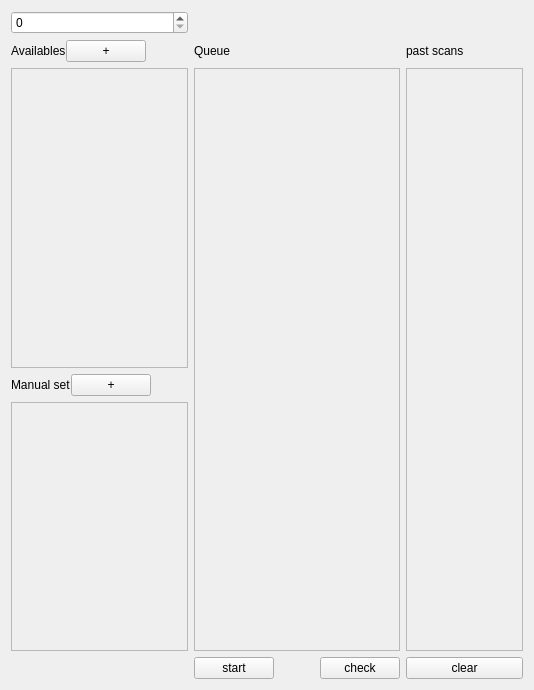
Before: the Qt Designer form core/ui/scanlist.ui in lictailer/zmeter, drawn with Qt 5.
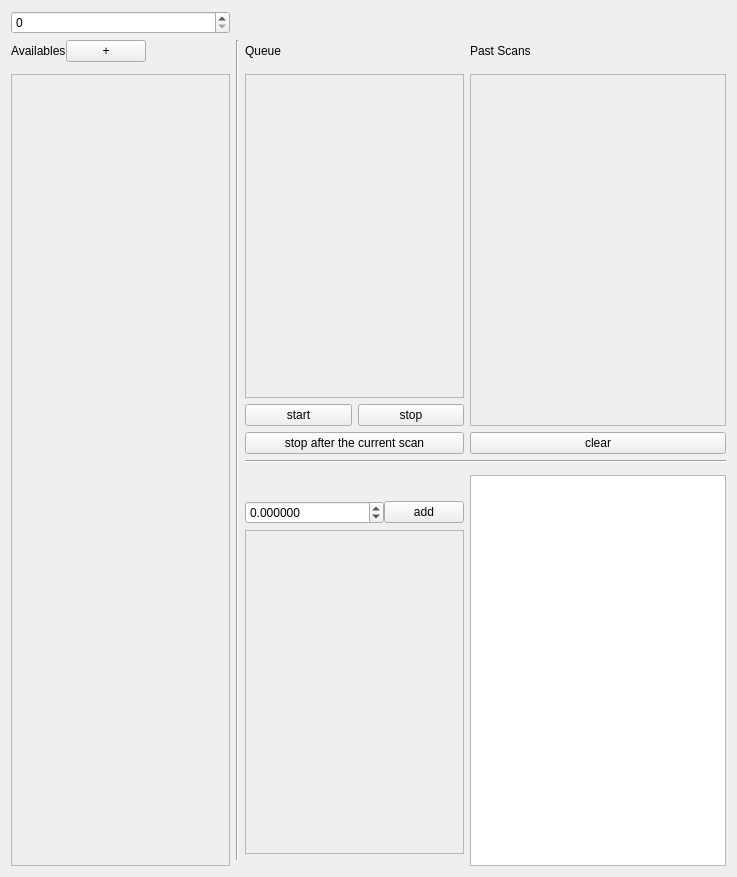
After: the same form once the commit is applied.

Commit message: Add scan range UI and improve queue/scan flow

Patch:
```diff
--- a/core/ui/scanlist.ui
+++ b/core/ui/scanlist.ui
@@ -6,8 +6,8 @@
    <rect>
     <x>0</x>
     <y>0</y>
-    <width>534</width>
-    <height>690</height>
+    <width>737</width>
+    <height>877</height>
    </rect>
   </property>
   <property name="windowTitle">
@@ -16,15 +16,24 @@
   <layout class="QHBoxLayout" name="horizontalLayout_5">
    <item>
     <layout class="QGridLayout" name="gridLayout">
-     <item row="4" column="0">
-      <layout class="QHBoxLayout" name="horizontalLayout_3">
+     <item row="9" column="2">
+      <layout class="QHBoxLayout" name="horizontalLayout_6">
        <property name="spacing">
         <number>0</number>
        </property>
        <item>
-        <widget class="QLabel" name="label_3">
-         <property name="text">
-          <string>Manual set</string>
+        <widget class="QDoubleSpinBox" name="manual_set_value_spinbox">
+         <property name="decimals">
+          <number>6</number>
+         </property>
+         <property name="minimum">
+          <double>-1000000000.000000000000000</double>
+         </property>
+         <property name="maximum">
+          <double>1000000000.000000000000000</double>
+         </property>
+         <property name="value">
+          <double>0.000000000000000</double>
          </property>
         </widget>
        </item>
@@ -36,27 +45,40 @@
            <verstretch>0</verstretch>
           </sizepolicy>
          </property>
-         <property name="text">
-          <string>+</string>
-         </property>
-        </widget>
-       </item>
-       <item>
-        <spacer name="horizontalSpacer_3">
-         <property name="orientation">
-          <enum>Qt::Horizontal</enum>
-         </property>
-         <property name="sizeHint" stdset="0">
+         <property name="minimumSize">
           <size>
-           <width>37</width>
-           <height>17</height>
+           <width>50</width>
+           <height>0</height>
           </size>
          </property>
-        </spacer>
+         <property name="text">
+          <string>add</string>
+         </property>
+        </widget>
        </item>
       </layout>
      </item>
-     <item row="3" column="0">
+     <item row="5" column="2">
+      <widget class="QPushButton" name="stopAfter_pushButton">
+       <property name="sizePolicy">
+        <sizepolicy hsizetype="Preferred" vsizetype="Fixed">
+         <horstretch>0</horstretch>
+         <verstretch>0</verstretch>
+        </sizepolicy>
+       </property>
+       <property name="text">
+        <string>stop after the current scan</string>
+       </property>
+      </widget>
+     </item>
+     <item row="1" column="1" rowspan="12">
+      <widget class="Line" name="line_2">
+       <property name="orientation">
+        <enum>Qt::Vertical</enum>
+       </property>
+      </widget>
+     </item>
+     <item row="3" column="0" rowspan="11">
       <widget class="QScrollArea" name="scrollArea_available">
        <property name="sizePolicy">
         <sizepolicy hsizetype="Preferred" vsizetype="Expanding">
@@ -87,21 +109,155 @@
          <rect>
           <x>0</x>
           <y>0</y>
-          <width>172</width>
-          <height>298</height>
+          <width>188</width>
+          <height>774</height>
          </rect>
         </property>
         <layout class="QVBoxLayout" name="verticalLayout_5"/>
        </widget>
       </widget>
      </item>
-     <item row="1" column="1">
+     <item row="3" column="2">
+      <widget class="QScrollArea" name="scrollArea_queue">
+       <property name="sizePolicy">
+        <sizepolicy hsizetype="Preferred" vsizetype="Expanding">
+         <horstretch>0</horstretch>
+         <verstretch>0</verstretch>
+        </sizepolicy>
+       </property>
+       <property name="minimumSize">
+        <size>
+         <width>100</width>
+         <height>0</height>
+        </size>
+       </property>
+       <property name="maximumSize">
+        <size>
+         <width>16777215</width>
+         <height>16777215</height>
+        </size>
+       </property>
+       <property name="verticalScrollBarPolicy">
+        <enum>Qt::ScrollBarAsNeeded</enum>
+       </property>
+       <property name="widgetResizable">
+        <bool>true</bool>
+       </property>
+       <widget class="QWidget" name="scrollAreaWidgetContents">
+        <property name="geometry">
+         <rect>
+          <x>0</x>
+          <y>0</y>
+          <width>267</width>
+          <height>298</height>
+         </rect>
+        </property>
+       </widget>
+      </widget>
+     </item>
+     <item row="1" column="2">
       <widget class="QLabel" name="label_2">
        <property name="text">
         <string>Queue</string>
        </property>
       </widget>
      </item>
+     <item row="0" column="0">
+      <widget class="QSpinBox" name="serial">
+       <property name="maximum">
+        <number>9999</number>
+       </property>
+      </widget>
+     </item>
+     <item row="6" column="2" colspan="2">
+      <widget class="Line" name="line">
+       <property name="orientation">
+        <enum>Qt::Horizontal</enum>
+       </property>
+      </widget>
+     </item>
+     <item row="4" column="2">
+      <layout class="QHBoxLayout" name="horizontalLayout_4">
+       <item>
+        <widget class="QPushButton" name="start_pushButton">
+         <property name="sizePolicy">
+          <sizepolicy hsizetype="Preferred" vsizetype="Fixed">
+           <horstretch>0</horstretch>
+           <verstretch>0</verstretch>
+          </sizepolicy>
+         </property>
+         <property name="text">
+          <string>start</string>
+         </property>
+        </widget>
+       </item>
+       <item>
+        <widget class="QPushButton" name="stop_pushButton">
+         <property name="sizePolicy">
+          <sizepolicy hsizetype="Preferred" vsizetype="Fixed">
+           <horstretch>0</horstretch>
+           <verstretch>0</verstretch>
+          </sizepolicy>
+         </property>
+         <property name="text">
+          <string>stop</string>
+         </property>
+        </widget>
+       </item>
+      </layout>
+     </item>
+     <item row="5" column="3">
+      <widget class="QPushButton" name="pushButton_clear_past">
+       <property name="text">
+        <string>clear</string>
+       </property>
+      </widget>
+     </item>
+     <item row="1" column="3">
+      <widget class="QLabel" name="label_4">
+       <property name="text">
+        <string>Past Scans</string>
+       </property>
+      </widget>
+     </item>
+     <item row="3" column="3" rowspan="2">
+      <widget class="QScrollArea" name="scrollArea_past">
+       <property name="sizePolicy">
+        <sizepolicy hsizetype="Preferred" vsizetype="Expanding">
+         <horstretch>0</horstretch>
+         <verstretch>0</verstretch>
+        </sizepolicy>
+       </property>
+       <property name="minimumSize">
+        <size>
+         <width>100</width>
+         <height>0</height>
+        </size>
+       </property>
+       <property name="maximumSize">
+        <size>
+         <width>16777215</width>
+         <height>16777215</height>
+        </size>
+       </property>
+       <property name="verticalScrollBarPolicy">
+        <enum>Qt::ScrollBarAsNeeded</enum>
+       </property>
+       <property name="widgetResizable">
+        <bool>true</bool>
+       </property>
+       <widget class="QWidget" name="scrollAreaWidgetContents_4">
+        <property name="geometry">
+         <rect>
+          <x>0</x>
+          <y>0</y>
+          <width>228</width>
+          <height>339</height>
+         </rect>
+        </property>
+       </widget>
+      </widget>
+     </item>
      <item row="1" column="0">
       <layout class="QHBoxLayout" name="horizontalLayout">
        <property name="spacing">
@@ -142,10 +298,13 @@
        </item>
       </layout>
      </item>
-     <item row="5" column="0">
+     <item row="11" column="2">
+      <layout class="QHBoxLayout" name="Layout_delete"/>
+     </item>
+     <item row="10" column="2">
       <widget class="QScrollArea" name="scrollArea_action">
        <property name="sizePolicy">
-        <sizepolicy hsizetype="Expanding" vsizetype="Expanding">
+        <sizepolicy hsizetype="Preferred" vsizetype="Expanding">
          <horstretch>0</horstretch>
          <verstretch>0</verstretch>
         </sizepolicy>
@@ -173,137 +332,22 @@
          <rect>
           <x>0</x>
           <y>0</y>
-          <width>172</width>
-          <height>217</height>
+          <width>267</width>
+          <height>298</height>
          </rect>
         </property>
         <layout class="QVBoxLayout" name="verticalLayout_7"/>
        </widget>
       </widget>
      </item>
-     <item row="3" column="1" rowspan="3">
-      <widget class="QScrollArea" name="scrollArea_queue">
-       <property name="sizePolicy">
-        <sizepolicy hsizetype="Expanding" vsizetype="Expanding">
-         <horstretch>0</horstretch>
-         <verstretch>0</verstretch>
-        </sizepolicy>
+     <item row="8" column="2">
+      <layout class="QHBoxLayout" name="horizontalLayout_7">
+       <property name="spacing">
+        <number>0</number>
        </property>
-       <property name="minimumSize">
-        <size>
-         <width>100</width>
-         <height>0</height>
-        </size>
-       </property>
-       <property name="maximumSize">
-        <size>
-         <width>16777215</width>
-         <height>16777215</height>
-        </size>
-       </property>
-       <property name="verticalScrollBarPolicy">
-        <enum>Qt::ScrollBarAsNeeded</enum>
-       </property>
-       <property name="widgetResizable">
-        <bool>true</bool>
-       </property>
-       <widget class="QWidget" name="scrollAreaWidgetContents">
-        <property name="geometry">
-         <rect>
-          <x>0</x>
-          <y>0</y>
-          <width>220</width>
-          <height>561</height>
-         </rect>
-        </property>
-       </widget>
-      </widget>
-     </item>
-     <item row="6" column="2">
-      <widget class="QPushButton" name="pushButton_clear_past">
-       <property name="text">
-        <string>clear</string>
-       </property>
-      </widget>
-     </item>
-     <item row="3" column="2" rowspan="3">
-      <widget class="QScrollArea" name="scrollArea_past">
-       <property name="sizePolicy">
-        <sizepolicy hsizetype="Expanding" vsizetype="Expanding">
-         <horstretch>0</horstretch>
-         <verstretch>0</verstretch>
-        </sizepolicy>
-       </property>
-       <property name="minimumSize">
-        <size>
-         <width>100</width>
-         <height>0</height>
-        </size>
-       </property>
-       <property name="maximumSize">
-        <size>
-         <width>16777215</width>
-         <height>16777215</height>
-        </size>
-       </property>
-       <property name="verticalScrollBarPolicy">
-        <enum>Qt::ScrollBarAsNeeded</enum>
-       </property>
-       <property name="widgetResizable">
-        <bool>true</bool>
-       </property>
-       <widget class="QWidget" name="scrollAreaWidgetContents_4">
-        <property name="geometry">
-         <rect>
-          <x>0</x>
-          <y>0</y>
-          <width>98</width>
-          <height>561</height>
-         </rect>
-        </property>
-       </widget>
-      </widget>
-     </item>
-     <item row="1" column="2">
-      <widget class="QLabel" name="label_4">
-       <property name="text">
-        <string>past scans</string>
-       </property>
-      </widget>
-     </item>
-     <item row="6" column="1">
-      <layout class="QHBoxLayout" name="horizontalLayout_4">
        <item>
-        <widget class="QPushButton" name="pushButton">
-         <property name="text">
-          <string>start</string>
-         </property>
-        </widget>
+        <layout class="QHBoxLayout" name="manual_channel_menu_layout"/>
        </item>
-       <item>
-        <spacer name="horizontalSpacer_4">
-         <property name="orientation">
-          <enum>Qt::Horizontal</enum>
-         </property>
-         <property name="sizeHint" stdset="0">
-          <size>
-           <width>40</width>
-           <height>20</height>
-          </size>
-         </property>
-        </spacer>
-       </item>
-       <item>
-        <widget class="QPushButton" name="pushButton_2">
-         <property name="text">
-          <string>check</string>
-         </property>
-        </widget>
-       </item>
-      </layout>
-     </item>
-     <item row="6" column="0">
-      <layout class="QHBoxLayout" name="Layout_delete">
        <item>
         <spacer name="horizontalSpacer">
          <property name="orientation">
@@ -319,10 +363,13 @@
        </item>
       </layout>
      </item>
-     <item row="0" column="0">
-      <widget class="QSpinBox" name="serial">
-       <property name="maximum">
-        <number>9999</number>
+     <item row="8" column="3" rowspan="6">
+      <widget class="QTextEdit" name="logStatus_textEdit">
+       <property name="sizePolicy">
+        <sizepolicy hsizetype="Preferred" vsizetype="Expanding">
+         <horstretch>0</horstretch>
+         <verstretch>0</verstretch>
+        </sizepolicy>
        </property>
       </widget>
      </item>
```
Left out of the diff: 2 changed lines with no effect on the pictures. The commit also changes 9 other files.
